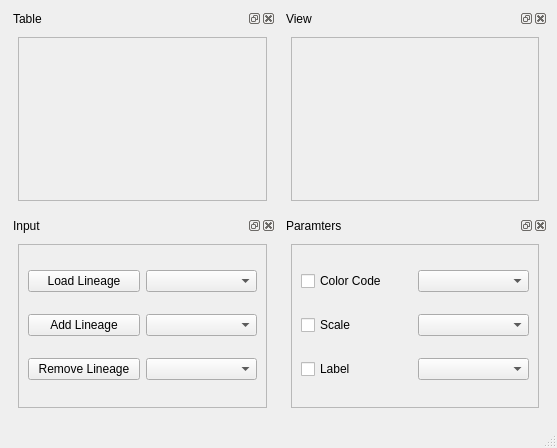
Qt form lineageViewer.ui (NicolasRannou/lineageViewer) before a commit.
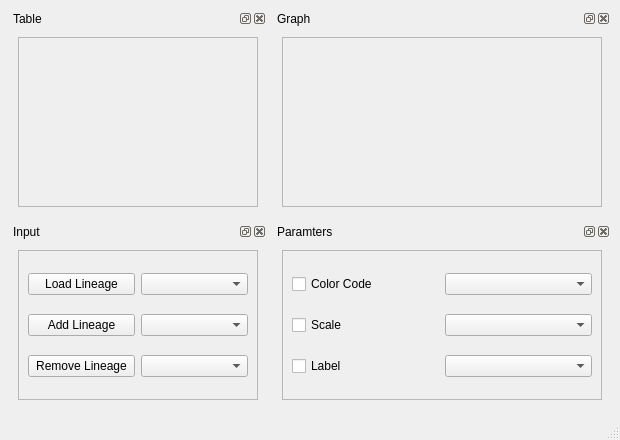
The same form after that commit. Custom widgets are drawn as their Qt base class.

Commit message: ENH: tree graph visible but no interaction and strnage behavior

```diff
--- a/lineageViewer.ui
+++ b/lineageViewer.ui
@@ -6,8 +6,8 @@
    <rect>
     <x>0</x>
     <y>0</y>
-    <width>557</width>
-    <height>448</height>
+    <width>620</width>
+    <height>440</height>
    </rect>
   </property>
   <property name="windowTitle">
@@ -45,7 +45,7 @@
        <bool>false</bool>
       </property>
       <property name="windowTitle">
-       <string>View</string>
+       <string>Graph</string>
       </property>
       <widget class="QWidget" name="dockWidgetContents_3">
        <layout class="QGridLayout" name="gridLayout_4">
@@ -57,6 +57,24 @@
           <property name="frameShadow">
            <enum>QFrame::Raised</enum>
           </property>
+          <layout class="QGridLayout" name="gridLayout_8">
+           <item row="0" column="0">
+            <widget class="QVTKWidget" name="graphViewWidget" native="true">
+             <property name="sizePolicy">
+              <sizepolicy hsizetype="Expanding" vsizetype="Expanding">
+               <horstretch>1</horstretch>
+               <verstretch>1</verstretch>
+              </sizepolicy>
+             </property>
+             <property name="minimumSize">
+              <size>
+               <width>300</width>
+               <height>150</height>
+              </size>
+             </property>
+            </widget>
+           </item>
+          </layout>
          </widget>
         </item>
        </layout>
@@ -189,6 +207,13 @@
   </widget>
   <widget class="QStatusBar" name="statusbar"/>
  </widget>
+ <customwidgets>
+  <customwidget>
+   <class>QVTKWidget</class>
+   <extends>QWidget</extends>
+   <header>QVTKWidget.h</header>
+  </customwidget>
+ </customwidgets>
  <resources/>
  <connections/>
 </ui>
```
Left out of the diff: 20 changed lines with no effect on the pictures. The commit also changes 2 other files.
